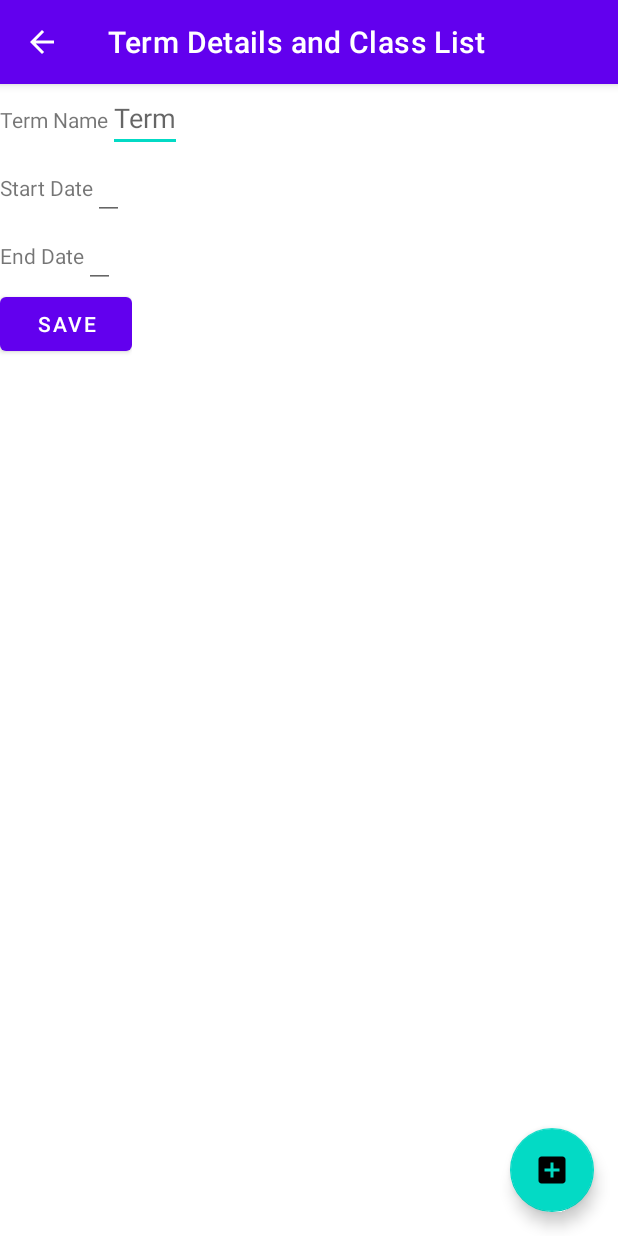
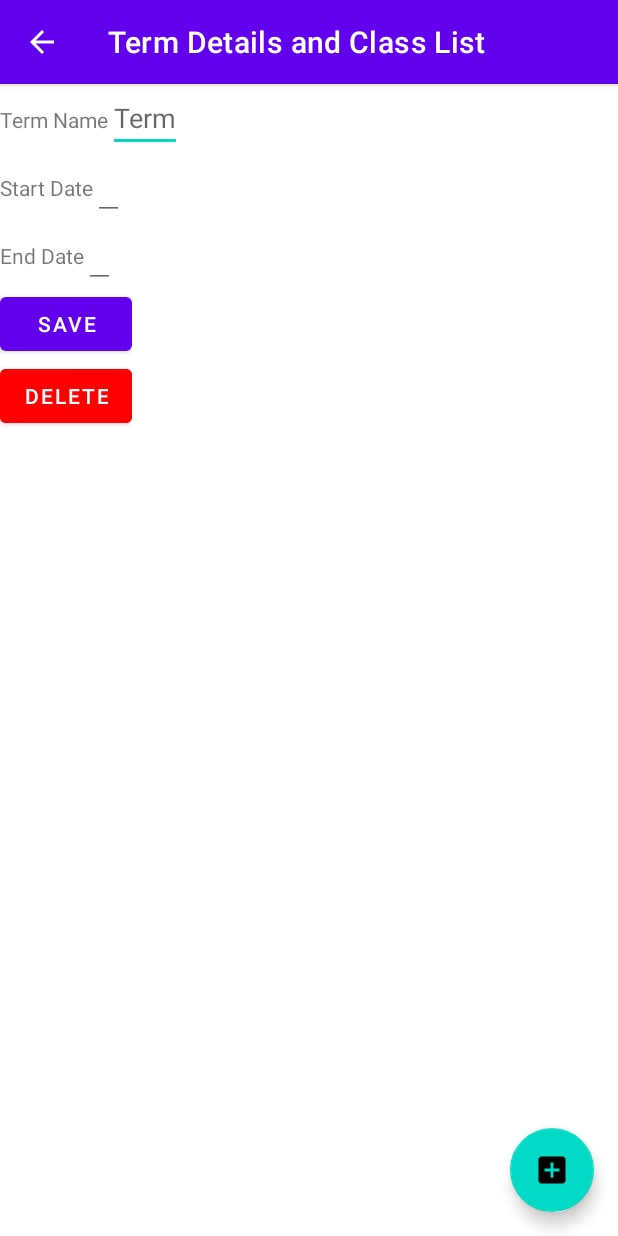
Before and after one commit to acosmic/Term-scheduler, an Android app: the TermDetails screen opened directly, with no data from a screen before it, on a phone screen of 412 x 824 dp. Run offline under Robolectric (Android 15) with nearby library versions, the phone set to English and light mode, and no system bars; our stand-ins replace Room's generated code.

Commit message:
Added delete Terms button
Added Toast notifications to add/update/delete Terms

Added ability to add courses - need to work on adding courses to specific terms

Working on CourseDetails.java

Need to work on adding instructors and assessments

```diff
--- a/app/src/main/java/com/example/c196_app/ui/CourseDetails.java
+++ b/app/src/main/java/com/example/c196_app/ui/CourseDetails.java
@@ -66,6 +66,8 @@ public class CourseDetails extends AppCompatActivity {
         editCourseEndDate.setText(courseEndDate);
         editCourseName.setText(title);
         editCourseStatus.setText(status);
+
+        repository = new Repository(getApplication());
 
         //Save COURSE
         Button button = findViewById(R.id.saveCourse);
--- a/app/src/main/java/com/example/c196_app/ui/TermDetails.java
+++ b/app/src/main/java/com/example/c196_app/ui/TermDetails.java
@@ -16,6 +16,7 @@ import android.widget.Toast;
 
 import com.example.c196_app.Database.Repository;
 import com.example.c196_app.R;
+import com.example.c196_app.entities.Course;
 import com.example.c196_app.entities.Term;
 import com.google.android.material.floatingactionbutton.FloatingActionButton;
 
@@ -23,8 +24,10 @@ import java.text.DateFormat;
 import java.text.ParseException;
 import java.text.SimpleDateFormat;
 import java.time.LocalDate;
+import java.util.ArrayList;
 import java.util.Calendar;
 import java.util.Date;
+import java.util.List;
 import java.util.Locale;
 
 public class TermDetails extends AppCompatActivity {
@@ -44,6 +47,7 @@ public class TermDetails extends AppCompatActivity {
 
 
     Term term;
+    Term currentTerm;
     Repository repository;
 
     @Override
@@ -75,19 +79,38 @@ public class TermDetails extends AppCompatActivity {
         final CourseAdapter courseAdapter = new CourseAdapter(this);
         recyclerView.setAdapter(courseAdapter);
         recyclerView.setLayoutManager(new LinearLayoutManager(this));
-        courseAdapter.setCourses(repository.getAllCourses());
+        List<Course> filteredCourses = new ArrayList<>();
+        for (Course c : repository.getAllCourses()) {
+            if (c.getTermID() == id) filteredCourses.add(c);
+        }
+        courseAdapter.setCourses(filteredCourses);
+
+        //Delete TERM
+        Button deleteButton = findViewById(R.id.deleteTerm);
+        deleteButton.setOnClickListener(view -> {
+            for (Term term : repository.getAllTerms()){
+                if (term.getID() == id) currentTerm = term;
+            }
+        repository.delete(currentTerm);
+        Intent intent = new Intent(TermDetails.this, TermList.class);
+        startActivity(intent);
+        Toast.makeText(TermDetails.this, currentTerm.getName() +" successfully deleted", Toast.LENGTH_LONG).show();
+
+        });
+
 
         //Save TERM
-        Button button = findViewById(R.id.saveterm);
-        button.setOnClickListener(new View.OnClickListener() {
-            @Override
-            public void onClick(View view) {
+        Button saveButton = findViewById(R.id.saveterm);
+        saveButton.setOnClickListener(view -> {
             if(id == -1){
                 try {
                     term = new Term(0, editTermName.getText().toString(),
                             sdf.parse(editTermStartDate.getText().toString()),
                             sdf.parse(editTermEndDate.getText().toString()));
                     repository.insert(term);
+                    Toast.makeText(TermDetails.this, term.getName() +" successfully added", Toast.LENGTH_LONG).show();
+                    Intent intent = new Intent(TermDetails.this, TermList.class);
+                    startActivity(intent);
 
                 } catch (ParseException e) {
                     e.printStackTrace();
@@ -99,12 +122,14 @@ public class TermDetails extends AppCompatActivity {
                             sdf.parse(editTermStartDate.getText().toString()),
                             sdf.parse(editTermEndDate.getText().toString()));
                     repository.update(term);
+                    Toast.makeText(TermDetails.this, term.getName() +" successfully updated", Toast.LENGTH_LONG).show();
+                    Intent intent = new Intent(TermDetails.this, TermList.class);
+                    startActivity(intent);
                 } catch (ParseException e) {
                     e.printStackTrace();
                 }
             }
 //                Intent intent=new Intent();
-            }
         });
 
         editTermStartDate.setOnClickListener(new View.OnClickListener() {
--- a/app/src/main/res/layout/activity_term_details.xml
+++ b/app/src/main/res/layout/activity_term_details.xml
@@ -118,6 +118,19 @@
                     android:layout_height="wrap_content"
                     android:text="Save" />
             </androidx.appcompat.widget.LinearLayoutCompat>
+
+            <androidx.appcompat.widget.LinearLayoutCompat
+                android:layout_width="wrap_content"
+                android:layout_height="wrap_content"
+                android:orientation="horizontal">
+
+                <Button
+                    android:id="@+id/deleteTerm"
+                    android:layout_width="wrap_content"
+                    android:layout_height="wrap_content"
+                    android:backgroundTint="#FF0000"
+                    android:text="Delete" />
+            </androidx.appcompat.widget.LinearLayoutCompat>
         </LinearLayout>
     </ScrollView>
 
```
Also changed, not shown: app/src/main/java/com/example/c196_app/entities/Course.java (+13 -13 lines), app/src/main/res/layout/course_list_item.xml (+4 -3 lines). Lines whose indentation alone changed are shown as unchanged.
